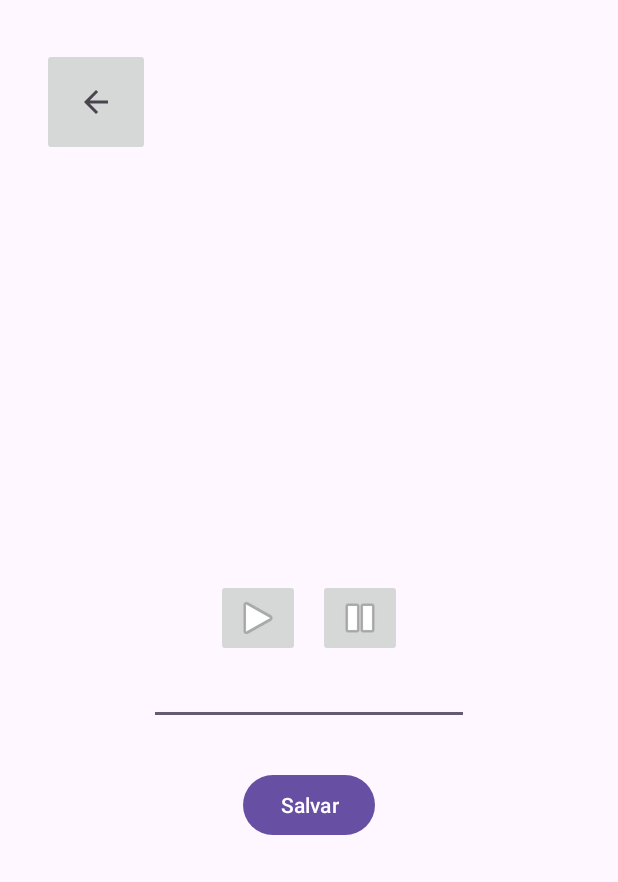
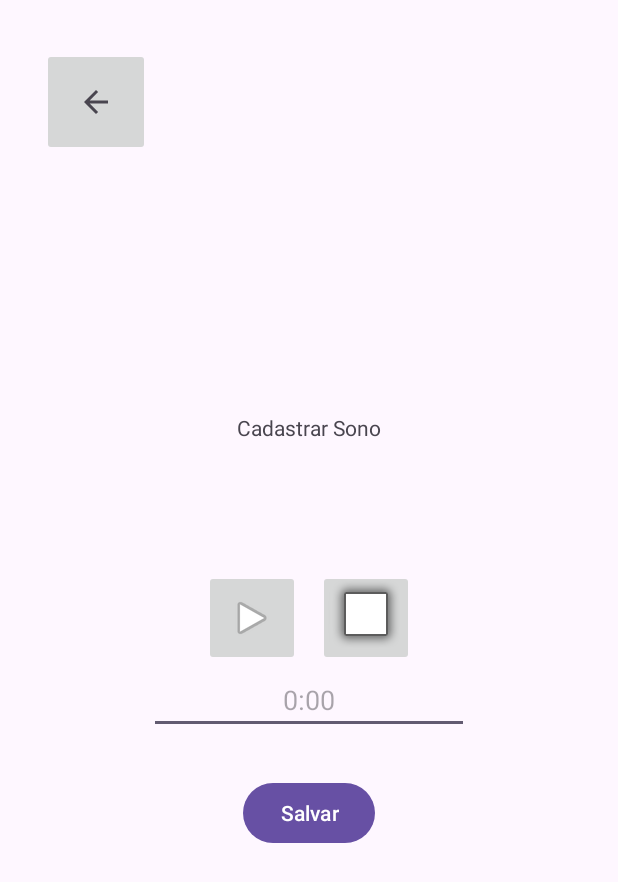
Before and after one commit to Catadordegames/SoninhoTech, an Android app: the cadastro_sono_activity screen opened directly, with no data from a screen before it, on a phone screen of 412 x 824 dp. Shown: the top 882 px of the screen. Run offline under Robolectric (Android 15) with nearby library versions, the phone set to English and light mode, and no system bars.

Commit message:
Cadastro Sono

```diff
--- a/app/src/main/java/com/example/soninhotech/cadastro_sono_activity.java
+++ b/app/src/main/java/com/example/soninhotech/cadastro_sono_activity.java
@@ -1,10 +1,8 @@
 package com.example.soninhotech;
 
-import android.annotation.SuppressLint;
 import android.os.Bundle;
 import android.os.Handler;
 import android.widget.Button;
-import android.widget.EditText;
 import android.widget.ImageButton;
 
 import androidx.appcompat.app.AppCompatActivity;
@@ -13,25 +11,7 @@ import com.google.android.material.snackbar.Snackbar;
 
 public class cadastro_sono_activity extends AppCompatActivity {
 
-    EditText timerInput;
-    long startTime = 0;
-
-    //runs without a timer by reposting this handler at the end of the runnable
-    Handler timerHandler = new Handler();
-    Runnable timerRunnable = new Runnable() {
-        @SuppressLint("DefaultLocale")
-        @Override
-        public void run() {
-            long millis = System.currentTimeMillis() - startTime;
-            int seconds = (int) (millis / 1000);
-            int minutes = seconds / 60;
-            seconds = seconds % 60;
-
-            timerInput.setText(String.format("%d:%02d", minutes, seconds));
-
-            timerHandler.postDelayed(this, 500);
-        }
-    };
+    Timer timer;
 
     @Override
     protected void onCreate(Bundle savedInstanceState) {
@@ -41,20 +21,28 @@ public class cadastro_sono_activity extends AppCompatActivity {
         ImageButton btnBack = findViewById(R.id.btn_back);
         btnBack.setOnClickListener(v -> finish());
 
-        ImageButton btnStart = findViewById(R.id.btn_start);
+        ImageButton btnStartPause = findViewById(R.id.btn_start_pause);
         ImageButton btnStop = findViewById(R.id.btn_stop);
-        timerInput = findViewById(R.id.input_time);
+        timer = new Timer();
+        timer.outputView = findViewById(R.id.input_time);
 
-        btnStart.setOnClickListener(v -> {
-            startTime = System.currentTimeMillis();
-            timerHandler.postDelayed(timerRunnable, 0);
+        btnStartPause.setOnClickListener(v -> {
+            if (timer.running == 1) {
+                timer.pause();
+                btnStartPause.setImageResource(android.R.drawable.ic_media_play);
+                btnStartPause.setContentDescription(getString(R.string.start));
+            } else {
+                timer.play();
+                btnStartPause.setImageResource(android.R.drawable.ic_media_pause);
+                btnStartPause.setContentDescription(getString(R.string.pause));
+            }
         });
 
-        btnStop.setOnClickListener(v -> timerHandler.removeCallbacks(timerRunnable));
-
+        btnStop.setOnClickListener(v -> timer.reset());
 
         Button btnSave = findViewById(R.id.btn_save);
         btnSave.setOnClickListener(v -> {
+            timer.pause();
             Handler handler = new Handler();
             handler.postDelayed(() -> {
                 Snackbar popupMsg = Snackbar.make(v, R.string.report_saved, 4000);
--- a/app/src/main/res/layout/cadastro_sono_activity.xml
+++ b/app/src/main/res/layout/cadastro_sono_activity.xml
@@ -18,6 +18,16 @@
         app:layout_constraintTop_toTopOf="parent"
         app:srcCompat="?attr/homeAsUpIndicator" />
 
+    <TextView
+        android:layout_width="wrap_content"
+        android:layout_height="wrap_content"
+        android:text="@string/register_sleep"
+        app:layout_constraintStart_toStartOf="parent"
+        app:layout_constraintEnd_toEndOf="parent"
+        app:layout_constraintTop_toTopOf="parent"
+        app:layout_constraintBottom_toBottomOf="@+id/center"
+        app:layout_constraintVertical_bias="0.7" />
+
     <View
         android:id="@+id/center"
         android:layout_width="1dp"
@@ -29,9 +39,9 @@
         />
 
     <ImageButton
-        android:id="@+id/btn_start"
-        android:layout_width="wrap_content"
-        android:layout_height="wrap_content"
+        android:id="@+id/btn_start_pause"
+        android:layout_width="64dp"
+        android:layout_height="64dp"
         android:layout_marginEnd="5dp"
         app:srcCompat="@android:drawable/ic_media_play"
         app:layout_constraintEnd_toStartOf="@id/center"
@@ -41,14 +51,14 @@
 
     <ImageButton
         android:id="@+id/btn_stop"
-        android:layout_width="wrap_content"
-        android:layout_height="wrap_content"
+        android:layout_width="64dp"
+        android:layout_height="64dp"
         android:layout_marginStart="5dp"
-        app:srcCompat="@android:drawable/ic_media_pause"
+        android:contentDescription="@string/stop"
+        app:layout_constraintBottom_toBottomOf="@id/center"
         app:layout_constraintStart_toEndOf="@id/center"
         app:layout_constraintTop_toTopOf="@id/center"
-        app:layout_constraintBottom_toBottomOf="@id/center"
-        android:contentDescription="@string/stop"/>
+        app:srcCompat="@android:drawable/alert_light_frame" />
 
     <EditText
         android:id="@+id/input_time"
@@ -56,9 +66,12 @@
         android:layout_height="wrap_content"
         android:ems="10"
         android:inputType="time"
+        android:autofillHints="AUTOFILL_HINT_NOT_APPLICABLE"
+        android:hint="@string/time_default"
+        android:textAlignment="center"
         app:layout_constraintEnd_toEndOf="parent"
         app:layout_constraintStart_toStartOf="parent"
-        app:layout_constraintTop_toBottomOf="@+id/btn_start" />
+        app:layout_constraintTop_toBottomOf="@+id/btn_start_pause" />
 
     <Button
         android:id="@+id/btn_save"
--- a/app/src/main/res/values/strings.xml
+++ b/app/src/main/res/values/strings.xml
@@ -22,7 +22,10 @@
     <string name="send">Enviar</string>
     <string name="email_sent">E-Mail enviado com sucesso</string>
     <string name="start">Iniciar</string>
+    <string name="pause">Pausar</string>
     <string name="stop">Parar</string>
     <string name="save">Salvar</string>
     <string name="report_saved">Relátorio Salvo</string>
+    <string name="time">Tempo</string>
+    <string name="time_default">0:00</string>
 </resources>
```
Also changed, not shown: app/src/main/java/com/example/soninhotech/Timer.java (added, +52 -0 lines), app/src/main/java/com/example/soninhotech/esqueci_senha_activity.java (+4 -18 lines).
